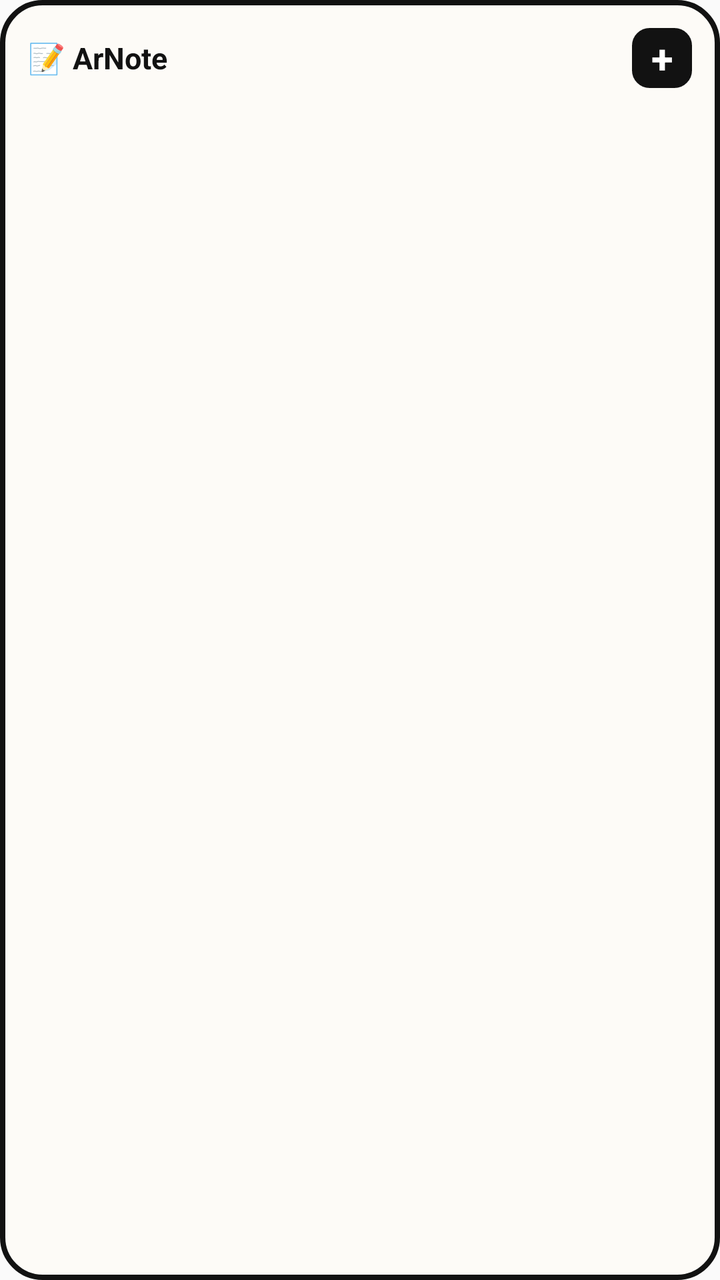
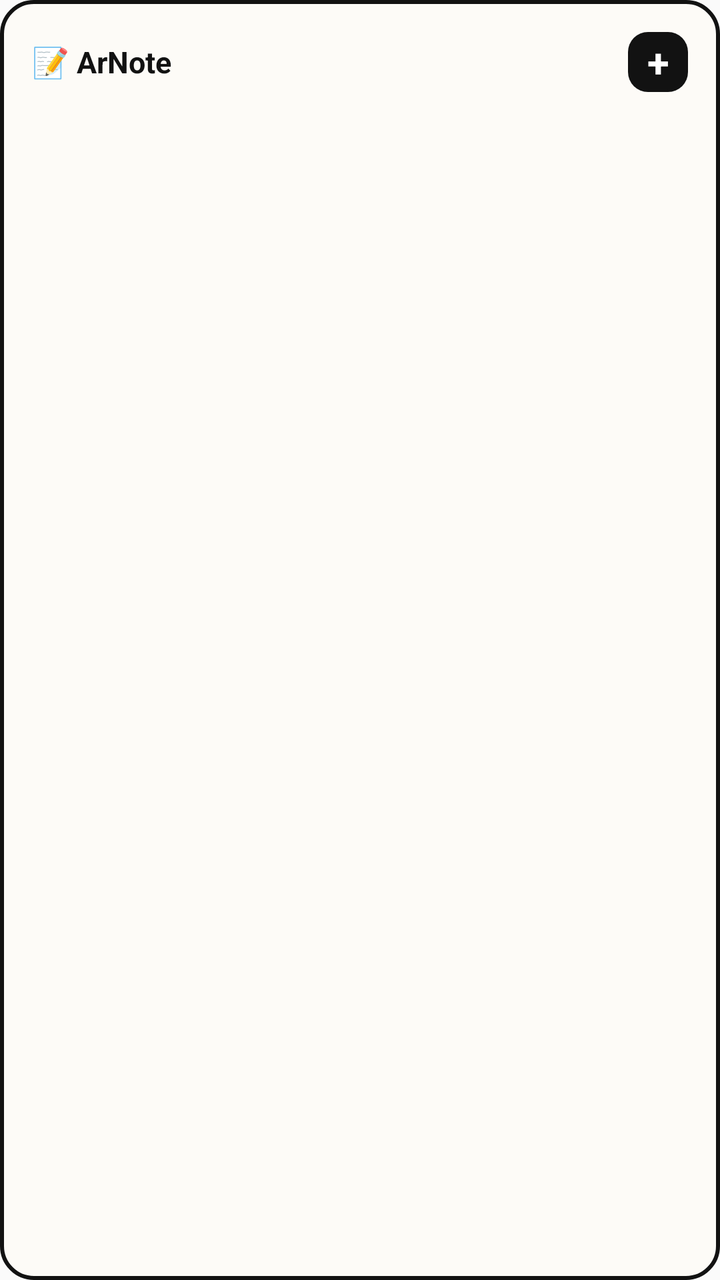

An Android layout rendered at two revisions. The XML below is the earlier revision; the diff shows what the commit changed to produce the second picture.
<!-- AndroidManifest.xml: application theme Theme.Arplication -->
<!-- res/layout/arnote_widget_list.xml -->
<?xml version="1.0" encoding="utf-8"?>
<LinearLayout xmlns:android="http://schemas.android.com/apk/res/android"
    android:id="@+id/widget_list_root"
    android:layout_width="match_parent"
    android:layout_height="match_parent"
    android:orientation="vertical"
    android:background="@drawable/arnote_list_border"
    android:padding="14dp">

    
    <LinearLayout
        android:layout_width="match_parent"
        android:layout_height="wrap_content"
        android:orientation="horizontal"
        android:gravity="center_vertical"
        android:paddingBottom="8dp"
        android:layout_marginBottom="6dp">

        <TextView
            android:layout_width="0dp"
            android:layout_height="wrap_content"
            android:layout_weight="1"
            android:text="📝 ArNote"
            android:textColor="#121212"
            android:textSize="15sp"
            android:textStyle="bold" />

        <TextView
            android:id="@+id/widget_list_add_button"
            android:layout_width="30dp"
            android:layout_height="30dp"
            android:gravity="center"
            android:text="+"
            android:textColor="#FFFFFF"
            android:textSize="20sp"
            android:textStyle="bold"
            android:background="@drawable/btn_widget_add" />

    </LinearLayout>

    
    <ListView
        android:id="@+id/widget_list_view"
        android:layout_width="match_parent"
        android:layout_height="0dp"
        android:layout_weight="1"
        android:divider="@android:color/transparent"
        android:dividerHeight="6dp"
        android:clipToPadding="false"
        android:scrollbars="none" />

    
    <TextView
        android:id="@+id/widget_list_empty"
        android:layout_width="match_parent"
        android:layout_height="wrap_content"
        android:text="Belum ada catatan.\nTap + untuk menambah."
        android:textColor="#121212"
        android:textSize="12sp"
        android:textStyle="italic"
        android:gravity="center"
        android:visibility="gone" />

</LinearLayout>
<!-- resources referenced by this layout -->
<resources>
  <!-- drawable arnote_list_border (drawable) -->
  <?xml version="1.0" encoding="utf-8"?>
  <shape xmlns:android="http://schemas.android.com/apk/res/android"
      android:shape="rectangle">
      <solid android:color="#FDFBF7" />
      <stroke
          android:width="2.5dp"
          android:color="#121212" />
      <corners android:radius="20dp" />
  </shape>
  <!-- drawable btn_widget_add (drawable) -->
  <?xml version="1.0" encoding="utf-8"?>
  <shape xmlns:android="http://schemas.android.com/apk/res/android"
      android:shape="rectangle">
      <solid android:color="#121212" />
      <corners android:radius="8dp" />
      <stroke
          android:width="1.5dp"
          android:color="#121212" />
  </shape>
  <style name="Theme.Arplication" parent="Theme.AppCompat.Light.DarkActionBar">
          <item name="colorPrimary">@color/colorPrimary</item>
          <item name="colorPrimaryDark">@color/colorPrimaryDark</item>
          <item name="colorAccent">@color/colorAccent</item>
      </style>
  <color name="colorPrimary">#121212</color>
  <color name="colorPrimaryDark">#000000</color>
  <color name="colorAccent">#FFE600</color>
</resources>

<!-- the commit's change to res/layout/arnote_widget_list.xml (unified diff, before → after) -->
@@ -5,7 +5,7 @@
     android:layout_height="match_parent"
     android:orientation="vertical"
     android:background="@drawable/arnote_list_border"
-    android:padding="14dp">
+    android:padding="16dp">
 
     
     <LinearLayout
@@ -13,8 +13,7 @@
         android:layout_height="wrap_content"
         android:orientation="horizontal"
         android:gravity="center_vertical"
-        android:paddingBottom="8dp"
-        android:layout_marginBottom="6dp">
+        android:layout_marginBottom="8dp">
 
         <TextView
             android:layout_width="0dp"
<!-- resource entries referenced after the edit -->
@@ -6,19 +6,16 @@
       android:shape="rectangle">
       <solid android:color="#FDFBF7" />
       <stroke
-          android:width="2.5dp"
+          android:width="2dp"
           android:color="#121212" />
-      <corners android:radius="20dp" />
+      <corners android:radius="16dp" />
   </shape>
   <!-- drawable btn_widget_add (drawable) -->
   <?xml version="1.0" encoding="utf-8"?>
   <shape xmlns:android="http://schemas.android.com/apk/res/android"
       android:shape="rectangle">
       <solid android:color="#121212" />
-      <corners android:radius="8dp" />
-      <stroke
-          android:width="1.5dp"
-          android:color="#121212" />
+      <corners android:radius="10dp" />
   </shape>
   <style name="Theme.Arplication" parent="Theme.AppCompat.Light.DarkActionBar">
           <item name="colorPrimary">@color/colorPrimary</item>
